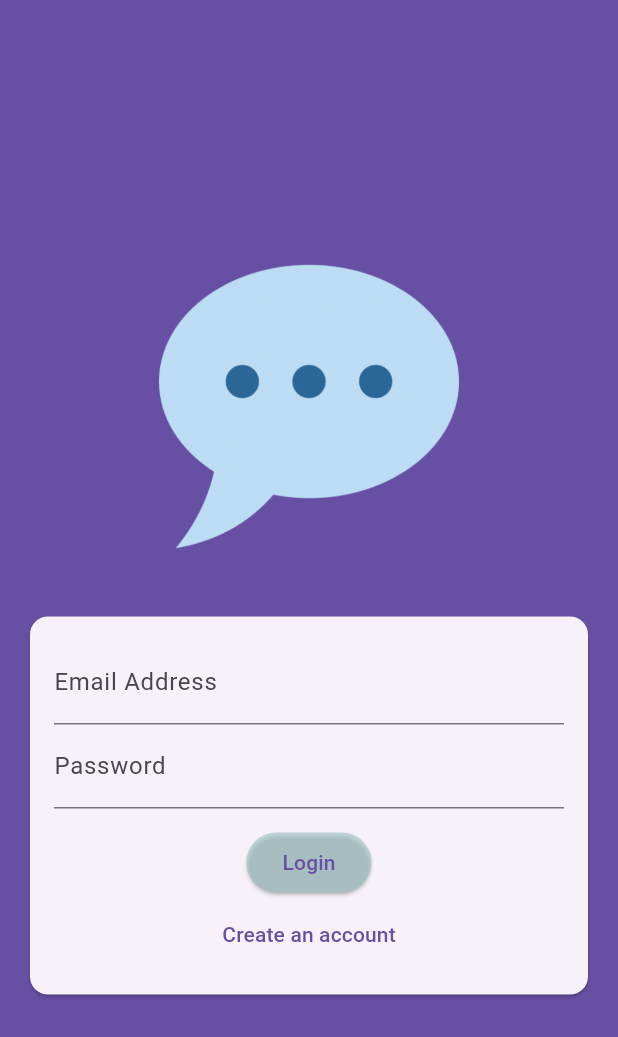
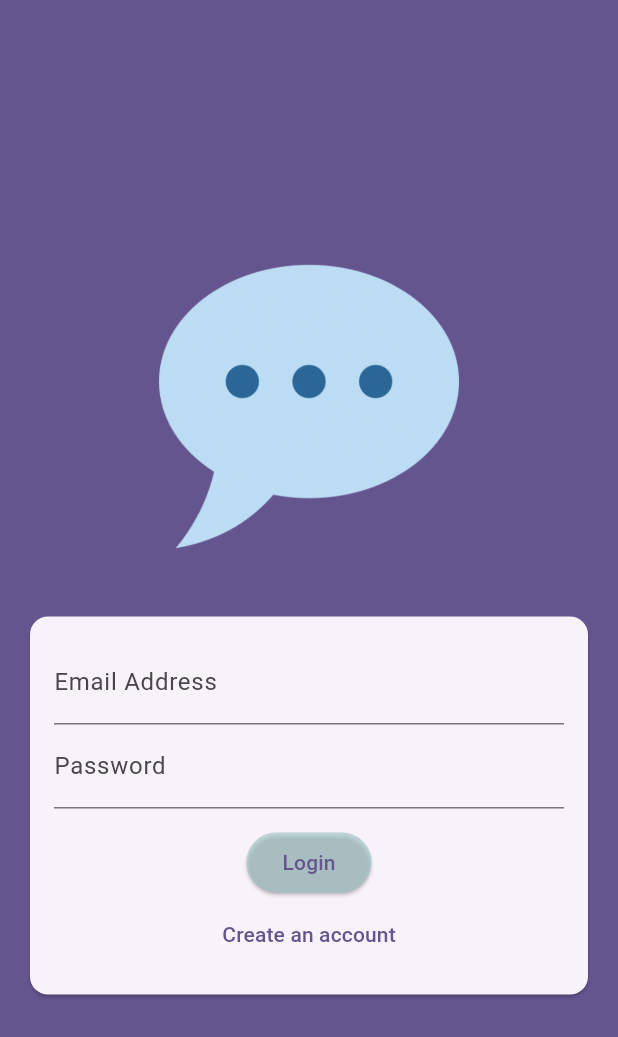
Before and after one commit to TrongBinhLe/flutter-Chat, a Flutter app: the screen it shows after launch, on a phone screen of 412 x 824 dp. Shown: the top 1037 px of the screen. Run offline on Flutter 3.47's test engine with Material 3 defaults, Android fonts, the phone set to English and light mode, and no system bars; our stand-ins replace cloud_firestore, firebase_auth, firebase_core, firebase_messaging, firebase_storage, image_picker; accounts and stored records are empty.

Commit message:
settings and using color theming

```diff
--- a/lib/main.dart
+++ b/lib/main.dart
@@ -16,14 +16,24 @@ void main() async {
   runApp(MyApp());
 }
 
+var kColorScheme =
+    ColorScheme.fromSeed(seedColor: const Color.fromARGB(255, 96, 59, 181));
+
 class MyApp extends StatelessWidget {
   @override
   Widget build(BuildContext context) {
     return MaterialApp(
         title: 'FlutterChat',
         theme: ThemeData(
-          primarySwatch: Colors.yellow,
-          primaryColor: Colors.red,
+          useMaterial3: true,
+          // primarySwatch: Colors.yellow,
+          // primaryColor: Colors.red,
+        ).copyWith(
+          colorScheme: kColorScheme,
+          appBarTheme: AppBarTheme().copyWith(
+            backgroundColor: kColorScheme.onPrimaryContainer,
+            foregroundColor: kColorScheme.primaryContainer,
+          ),
         ),
         home: StreamBuilder(
           stream: FirebaseAuth.instance.authStateChanges(),
```
Also changed, not shown: 1 other file.
